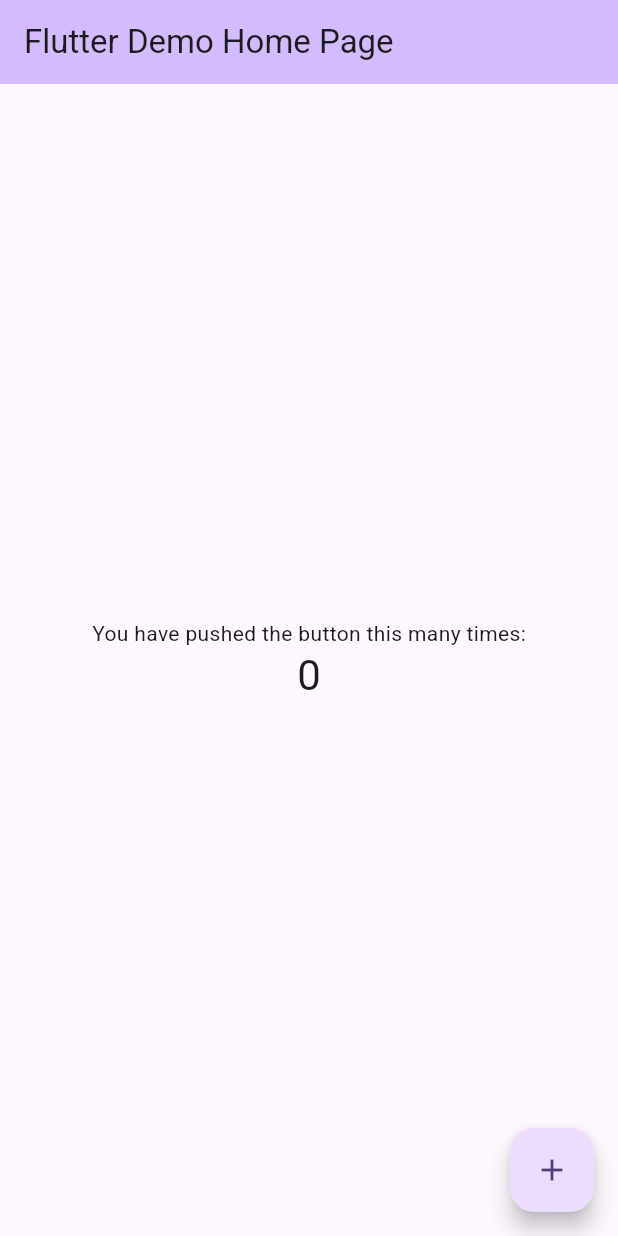
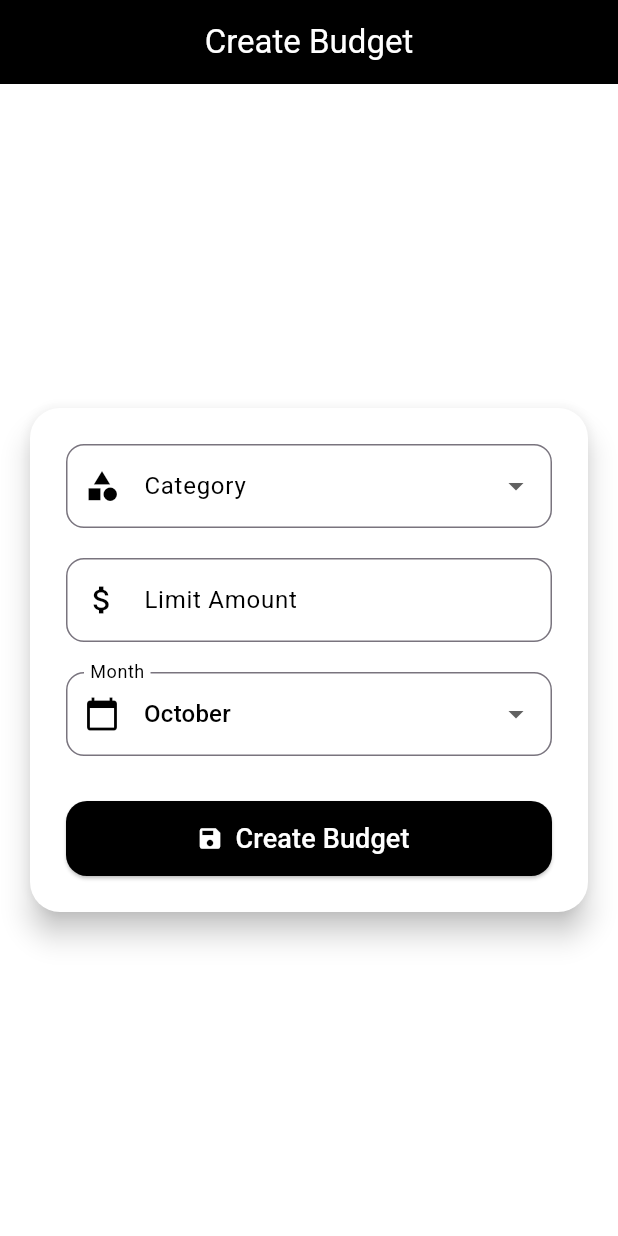
Before and after one commit to souleimarejeb/expenseMate, a Flutter app: the screen it shows after launch, on a phone screen of 412 x 824 dp. Run offline on Flutter 3.47's test engine with Material 3 defaults, Android fonts, the phone set to English and light mode, and no system bars; our stand-ins replace sqflite; accounts and stored records are empty.

Commit message:
feat: create budget page

```diff
--- /dev/null
+++ b/lib/core/models/bugets/budget.dart
@@ -0,0 +1,69 @@
+
+import 'package:expensemate/core/models/bugets/budget_status.dart';
+
+class Budget {
+   int? id;
+   final double limitAmount;
+   final double spentAmount;
+   final BudgetStatus status;
+   final DateTime createdAt;
+   final DateTime updatedAt;
+   final int month;
+
+   Budget({
+     required this.limitAmount,
+     required this.spentAmount,
+     required this.status,
+     required this.createdAt,
+     required this.updatedAt,
+     required this.month,
+   });
+
+   /// Convenience computed fields
+   double get remaining => limitAmount - spentAmount;
+   double get percentageUsed =>
+       limitAmount <= 0 ? 0.0 : (spentAmount / limitAmount) * 100.0;
+
+   double parseDouble(dynamic v) {
+      if (v == null) return 0.0;
+      if (v is num) return v.toDouble();
+      return double.tryParse(v.toString()) ?? 0.0;
+    }
+
+    DateTime parseDate(dynamic v) {
+      if (v == null) return DateTime.now();
+      if (v is DateTime) return v;
+      return DateTime.tryParse(v.toString()) ?? DateTime.now();
+    }
+
+
+  Map<String, dynamic> toJson() {
+    String statusToString(BudgetStatus s) {
+      switch (s) {
+        case BudgetStatus.nearLimit:
+          return 'nearLimit';
+        case BudgetStatus.exceeded:
+          return 'exceeded';
+        case BudgetStatus.ok:
+        default:
+          return 'ok';
+      }
+    }
+
+    return {
+      'limit_amount': limitAmount,
+      'spent_amount': spentAmount,
+      'status': statusToString(status),
+      'created_at': createdAt.toIso8601String(),
+      'updated_at': updatedAt.toIso8601String(),
+      'month': month,
+    };
+  }
+
+  @override
+  String toString() {
+    return 'Budget(limit: $limitAmount, spent: $spentAmount, status: $status, month: $month)';
+  }
+
+
+}
--- a/lib/core/models/bugets/budget_status.dart
+++ b/lib/core/models/bugets/budget_status.dart
@@ -0,0 +1 @@
+enum BudgetStatus { ok, nearLimit, exceeded }
--- /dev/null
+++ b/lib/features/budget/budgets_screen.dart
@@ -0,0 +1,191 @@
+import 'package:expensemate/core/models/bugets/budget.dart';
+import 'package:expensemate/core/models/bugets/budget_status.dart';
+import 'package:flutter/material.dart';
+
+class CreateBudgetPage extends StatefulWidget {
+  const CreateBudgetPage({Key? key}) : super(key: key);
+
+  @override
+  State<CreateBudgetPage> createState() => _CreateBudgetPageState();
+}
+
+class _CreateBudgetPageState extends State<CreateBudgetPage> {
+  final _formKey = GlobalKey<FormState>();
+  final TextEditingController _limitController = TextEditingController();
+  int _selectedMonth = DateTime.now().month;
+  String? _selectedCategory;
+
+  final List<String> _months = const [
+    'January',
+    'February',
+    'March',
+    'April',
+    'May',
+    'June',
+    'July',
+    'August',
+    'September',
+    'October',
+    'November',
+    'December',
+  ];
+
+  final List<String> _categories = [
+    'Food',
+    'Transport',
+    'Entertainment',
+    'Bills',
+    'Shopping',
+    'Other',
+  ];
+
+ void _createBudget() {
+    if (_formKey.currentState!.validate()) {
+      final double limit = double.parse(_limitController.text);
+
+      final newBudget = Budget(
+        limitAmount: limit,
+        spentAmount: 0.0,
+        status: BudgetStatus.ok,
+        createdAt: DateTime.now(),
+        updatedAt: DateTime.now(),
+        month: _selectedMonth,
+      );
+
+      // TODO: Save to backend or local DB
+      print('✅ New Budget Created: ${newBudget.toJson()}');
+
+      ScaffoldMessenger.of(context).showSnackBar(
+        const SnackBar(content: Text('Budget created successfully!')),
+      );
+
+      Navigator.pop(context, newBudget);
+    }
+  }
+
+  @override
+  void dispose() {
+    _limitController.dispose();
+    super.dispose();
+  }
+
+  @override
+  Widget build(BuildContext context) {
+    return Scaffold(
+      backgroundColor: Colors.white,
+      appBar: AppBar(
+        title: const Text('Create Budget', style: TextStyle(color: Colors.white)),
+        centerTitle: true,
+        backgroundColor: Colors.black,
+      ),
+      body: Padding(
+        padding: const EdgeInsets.all(16),
+        child: Center(
+          child: Card(
+            color: Colors.white,
+            elevation: 8,
+            shape: RoundedRectangleBorder(borderRadius: BorderRadius.circular(20)),
+            child: Padding(
+              padding: const EdgeInsets.all(24.0),
+              child: Form(
+                key: _formKey,
+                child: SingleChildScrollView(
+                  child: Column(
+                    crossAxisAlignment: CrossAxisAlignment.start,
+                    children: [
+                      // Category Dropdown
+                      DropdownButtonFormField<String>(
+                        decoration: InputDecoration(
+                          labelText: 'Category',
+                          labelStyle: const TextStyle(color: Colors.black),
+                          border: OutlineInputBorder(
+                            borderRadius: BorderRadius.circular(12),
+                            borderSide: const BorderSide(color: Colors.black),
+                          ),
+                          prefixIcon: const Icon(Icons.category, color: Colors.black),
+                        ),
+                        value: _selectedCategory,
+                        items: _categories.map((cat) => DropdownMenuItem(
+                          value: cat,
+                          child: Text(cat, style: const TextStyle(color: Colors.black)),
+                        )).toList(),
+                        onChanged: (val) => setState(() => _selectedCategory = val),
+                        validator: (val) => val == null ? 'Please select a category' : null,
+                      ),
+                      const SizedBox(height: 20),
+
+                      // Limit Amount
+                      TextFormField(
+                        controller: _limitController,
+                        keyboardType: TextInputType.number,
+                        decoration: InputDecoration(
+                          labelText: 'Limit Amount',
+                          labelStyle: const TextStyle(color: Colors.black),
+                          border: OutlineInputBorder(
+                            borderRadius: BorderRadius.circular(12),
+                            borderSide: const BorderSide(color: Colors.black),
+                          ),
+                          prefixIcon: const Icon(Icons.attach_money, color: Colors.black),
+                        ),
+                        style: const TextStyle(color: Colors.black),
+                        validator: (value) {
+                          if (value == null || value.isEmpty) return 'Please enter a limit amount';
+                          if (double.tryParse(value) == null) return 'Enter a valid number';
+                          return null;
+                        },
+                      ),
+                      const SizedBox(height: 20),
+
+                      // Month Dropdown
+                      DropdownButtonFormField<int>(
+                        decoration: InputDecoration(
+                          labelText: 'Month',
+                          labelStyle: const TextStyle(color: Colors.black),
+                          border: OutlineInputBorder(
+                            borderRadius: BorderRadius.circular(12),
+                            borderSide: const BorderSide(color: Colors.black),
+                          ),
+                          prefixIcon: const Icon(Icons.calendar_today, color: Colors.black),
+                        ),
+                        value: _selectedMonth,
+                        items: List.generate(
+                          12,
+                          (i) => DropdownMenuItem(
+                            value: i + 1,
+                            child: Text(_months[i], style: const TextStyle(color: Colors.black)),
+                          ),
+                        ),
+                        onChanged: (val) => setState(() => _selectedMonth = val!),
+                      ),
+                      const SizedBox(height: 30),
+
+                      // Submit Button
+                      SizedBox(
+                        width: double.infinity,
+                        height: 50,
+                        child: ElevatedButton.icon(
+                          onPressed: _createBudget,
+                          icon: const Icon(Icons.save, color: Colors.white),
+                          label: const Text(
+                            'Create Budget',
+                            style: TextStyle(fontSize: 18, color: Colors.white),
+                          ),
+                          style: ElevatedButton.styleFrom(
+                            backgroundColor: Colors.black,
+                            shape: RoundedRectangleBorder(
+                              borderRadius: BorderRadius.circular(14),
+                            ),
+                          ),
+                        ),
+                      ),
+                    ],
+                  ),
+                ),
+              ),
+            ),
+          ),
+        ),
+      ),
+    );
+  }
+}
--- a/lib/main.dart
+++ b/lib/main.dart
@@ -1,3 +1,4 @@
+import 'package:expensemate/features/budget/budgets_screen.dart';
 import 'package:flutter/material.dart';
 
 void main() {
@@ -11,6 +12,7 @@ class MyApp extends StatelessWidget {
   @override
   Widget build(BuildContext context) {
     return MaterialApp(
+      debugShowCheckedModeBanner: false,
       title: 'Flutter Demo',
       theme: ThemeData(
         // This is the theme of your application.
@@ -28,95 +30,9 @@ class MyApp extends StatelessWidget {
         //
         // This works for code too, not just values: Most code changes can be
         // tested with just a hot reload.
-        colorScheme: ColorScheme.fromSeed(seedColor: Colors.deepPurple),
+
       ),
-      home: const MyHomePage(title: 'Flutter Demo Home Page'),
+      home: CreateBudgetPage()
     );
   }
 }
-
-class MyHomePage extends StatefulWidget {
-  const MyHomePage({super.key, required this.title});
-
-  // This widget is the home page of your application. It is stateful, meaning
-  // that it has a State object (defined below) that contains fields that affect
-  // how it looks.
-
-  // This class is the configuration for the state. It holds the values (in this
-  // case the title) provided by the parent (in this case the App widget) and
-  // used by the build method of the State. Fields in a Widget subclass are
-  // always marked "final".
-
-  final String title;
-
-  @override
-  State<MyHomePage> createState() => _MyHomePageState();
-}
-
-class _MyHomePageState extends State<MyHomePage> {
-  int _counter = 0;
-
-  void _incrementCounter() {
-    setState(() {
-      // This call to setState tells the Flutter framework that something has
-      // changed in this State, which causes it to rerun the build method below
-      // so that the display can reflect the updated values. If we changed
-      // _counter without calling setState(), then the build method would not be
-      // called again, and so nothing would appear to happen.
-      _counter++;
-    });
-  }
-
-  @override
-  Widget build(BuildContext context) {
-    // This method is rerun every time setState is called, for instance as done
-    // by the _incrementCounter method above.
-    //
-    // The Flutter framework has been optimized to make rerunning build methods
-    // fast, so that you can just rebuild anything that needs updating rather
-    // than having to individually change instances of widgets.
-    return Scaffold(
-      appBar: AppBar(
-        // TRY THIS: Try changing the color here to a specific color (to
-        // Colors.amber, perhaps?) and trigger a hot reload to see the AppBar
-        // change color while the other colors stay the same.
-        backgroundColor: Theme.of(context).colorScheme.inversePrimary,
-        // Here we take the value from the MyHomePage object that was created by
-        // the App.build method, and use it to set our appbar title.
-        title: Text(widget.title),
-      ),
-      body: Center(
-        // Center is a layout widget. It takes a single child and positions it
-        // in the middle of the parent.
-        child: Column(
-          // Column is also a layout widget. It takes a list of children and
-          // arranges them vertically. By default, it sizes itself to fit its
-          // children horizontally, and tries to be as tall as its parent.
-          //
-          // Column has various properties to control how it sizes itself and
-          // how it positions its children. Here we use mainAxisAlignment to
-          // center the children vertically; the main axis here is the vertical
-          // axis because Columns are vertical (the cross axis would be
-          // horizontal).
-          //
-          // TRY THIS: Invoke "debug painting" (choose the "Toggle Debug Paint"
-          // action in the IDE, or press "p" in the console), to see the
-          // wireframe for each widget.
-          mainAxisAlignment: MainAxisAlignment.center,
-          children: <Widget>[
-            const Text('You have pushed the button this many times:'),
-            Text(
-              '$_counter',
-              style: Theme.of(context).textTheme.headlineMedium,
-            ),
-          ],
-        ),
-      ),
-      floatingActionButton: FloatingActionButton(
-        onPressed: _incrementCounter,
-        tooltip: 'Increment',
-        child: const Icon(Icons.add),
-      ), // This trailing comma makes auto-formatting nicer for build methods.
-    );
-  }
-}
```
Also changed, not shown: lib/features/widgets/colors.dart (added, +53 -0 lines), lib/features/budget/screens/create_budget.dart (added).
